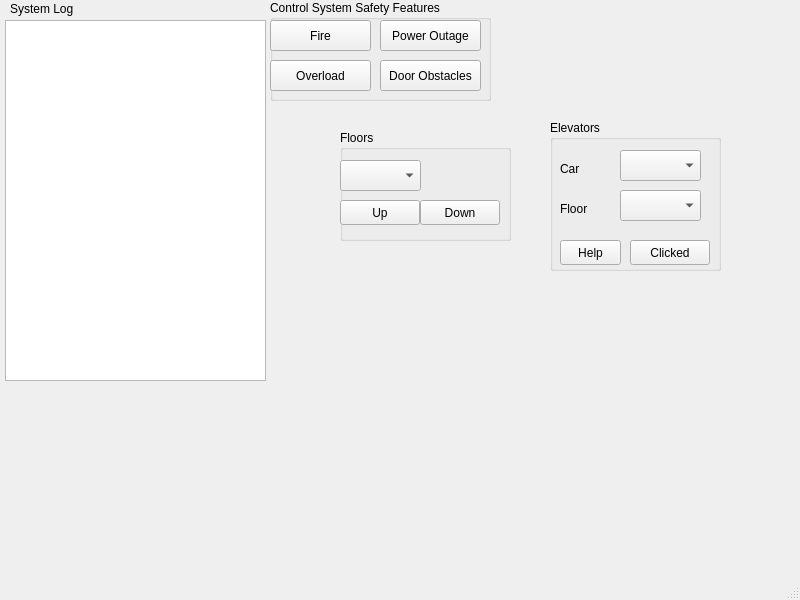
bradyhoard/Elevator-Simulator, file A3/mainwindow.ui: the form before one commit.
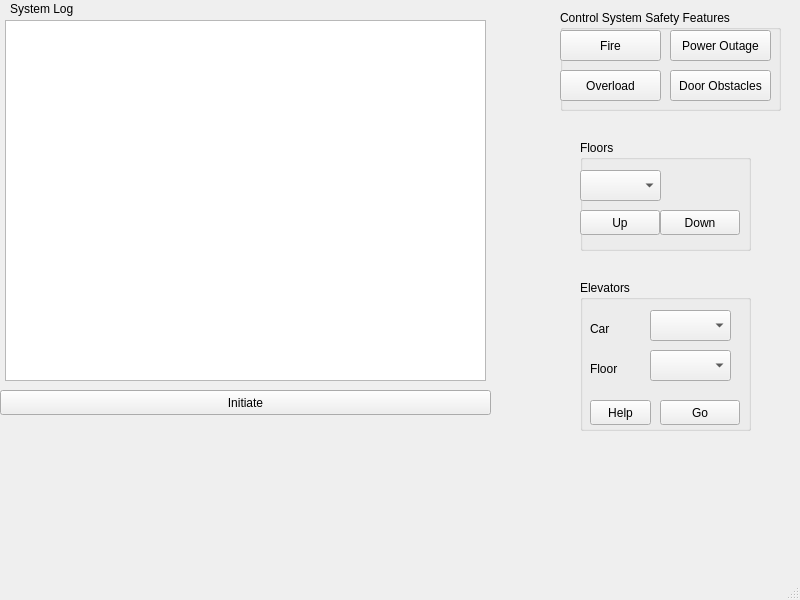
The form after the commit.

```diff
--- a/A3/mainwindow.ui
+++ b/A3/mainwindow.ui
@@ -19,7 +19,7 @@
      <rect>
       <x>5</x>
       <y>20</y>
-      <width>261</width>
+      <width>481</width>
       <height>361</height>
      </rect>
     </property>
@@ -27,8 +27,8 @@
    <widget class="QGroupBox" name="groupBox">
     <property name="geometry">
      <rect>
-      <x>270</x>
-      <y>0</y>
+      <x>560</x>
+      <y>10</y>
       <width>221</width>
       <height>101</height>
      </rect>
@@ -105,8 +105,8 @@
    <widget class="QGroupBox" name="groupBox_2">
     <property name="geometry">
      <rect>
-      <x>340</x>
-      <y>130</y>
+      <x>580</x>
+      <y>140</y>
       <width>171</width>
       <height>111</height>
      </rect>
@@ -154,8 +154,8 @@
    <widget class="QGroupBox" name="groupBox_3">
     <property name="geometry">
      <rect>
-      <x>550</x>
-      <y>120</y>
+      <x>580</x>
+      <y>280</y>
       <width>171</width>
       <height>151</height>
      </rect>
@@ -232,10 +232,23 @@
       </rect>
      </property>
      <property name="text">
-      <string>Clicked</string>
+      <string>Go</string>
      </property>
     </widget>
    </widget>
+   <widget class="QPushButton" name="initiateButton">
+    <property name="geometry">
+     <rect>
+      <x>0</x>
+      <y>390</y>
+      <width>491</width>
+      <height>25</height>
+     </rect>
+    </property>
+    <property name="text">
+     <string>Initiate</string>
+    </property>
+   </widget>
   </widget>
   <widget class="QMenuBar" name="menubar">
    <property name="geometry">
```
Left out of the diff: 4 changed lines with no effect on the pictures.
